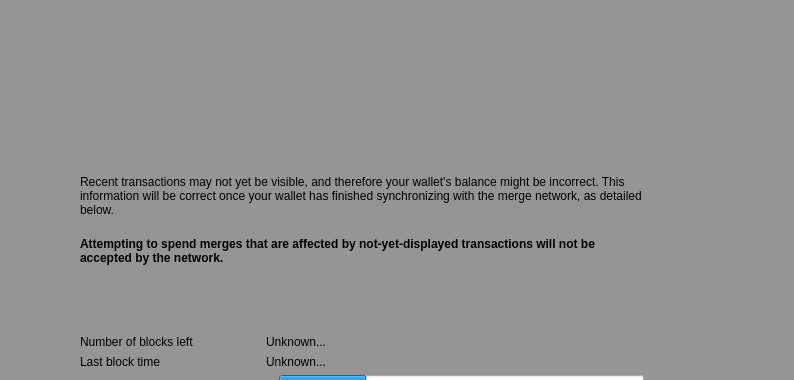
First picture: the form in src/qt/forms/modaloverlay.ui, repository MichaelHDesigns/Hodl-Cash, before the edit; both pictures show x 130 to 924 and y 0 to 380 of the 924 by 639 pixel window.
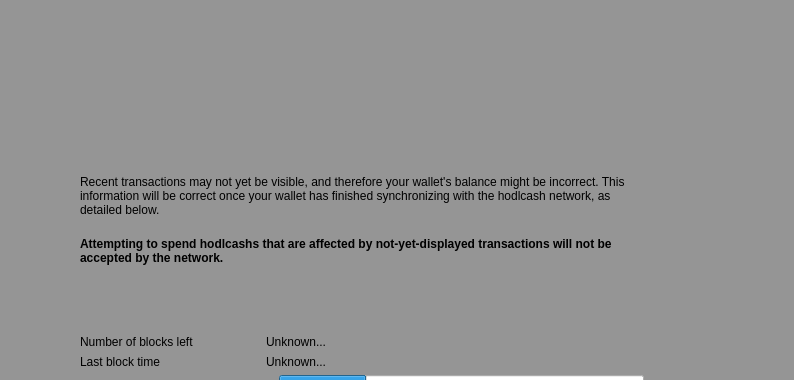
Second picture: the form after the edit. Custom widgets are drawn as their Qt base class.

```diff
--- a/src/qt/forms/modaloverlay.ui
+++ b/src/qt/forms/modaloverlay.ui
@@ -158,7 +158,7 @@
                  <item>
                   <widget class="QLabel" name="infoText">
                    <property name="text">
-                    <string>Recent transactions may not yet be visible, and therefore your wallet's balance might be incorrect. This information will be correct once your wallet has finished synchronizing with the merge network, as detailed below.</string>
+                    <string>Recent transactions may not yet be visible, and therefore your wallet's balance might be incorrect. This information will be correct once your wallet has finished synchronizing with the hodlcash network, as detailed below.</string>
                    </property>
                    <property name="textFormat">
                     <enum>Qt::RichText</enum>
@@ -177,7 +177,7 @@
                     </font>
                    </property>
                    <property name="text">
-                    <string>Attempting to spend merges that are affected by not-yet-displayed transactions will not be accepted by the network.</string>
+                    <string>Attempting to spend hodlcashs that are affected by not-yet-displayed transactions will not be accepted by the network.</string>
                    </property>
                    <property name="textFormat">
                     <enum>Qt::RichText</enum>
```
